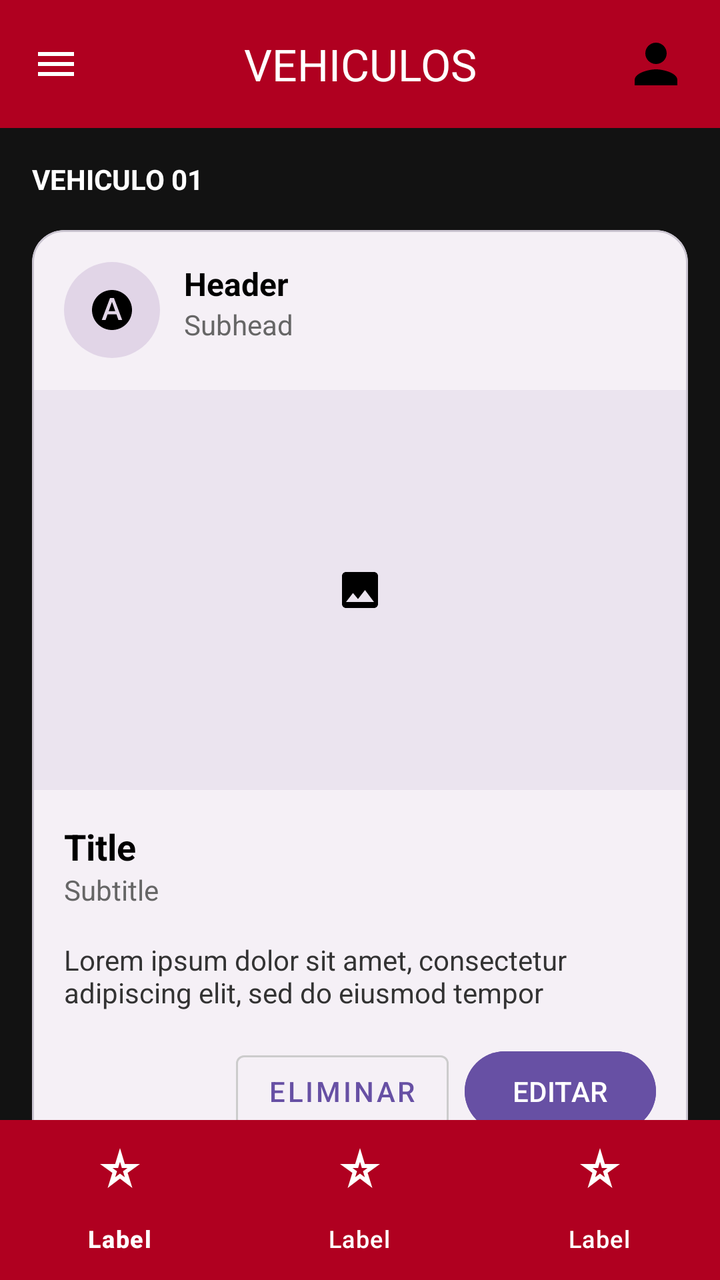
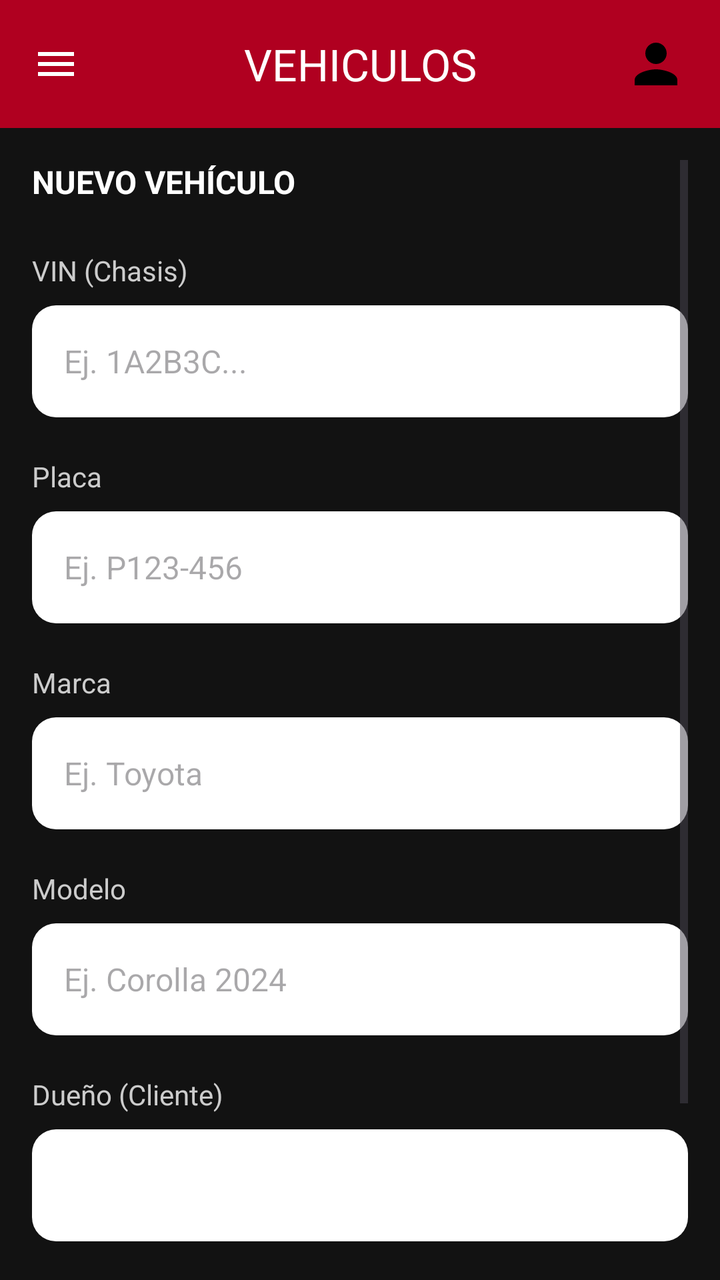

Compare the two renders of this Android layout. The source of the first and the diff that turns it into the second are given below.
<!-- AndroidManifest.xml: application theme Theme.Autotechs -->
<!-- res/layout/activity_vehiculos_crud.xml -->
<?xml version="1.0" encoding="utf-8"?>
<androidx.constraintlayout.widget.ConstraintLayout
    xmlns:android="http://schemas.android.com/apk/res/android"
    xmlns:app="http://schemas.android.com/apk/res-auto"
    android:layout_width="match_parent"
    android:layout_height="match_parent"
    android:background="#121212">

    <com.google.android.material.appbar.AppBarLayout
        android:id="@+id/appBarLayout"
        android:layout_width="match_parent"
        android:layout_height="wrap_content"
        app:layout_constraintTop_toTopOf="parent">

        <com.google.android.material.appbar.MaterialToolbar
            android:id="@+id/topAppBar"
            android:layout_width="match_parent"
            android:layout_height="?attr/actionBarSize"
            android:background="#B00020"
            app:navigationIcon="@drawable/ic_menu"
            app:navigationIconTint="@android:color/white"
            app:title="VEHICULOS"
            app:titleCentered="true"
            app:titleTextColor="@android:color/white">

            <ImageView
                android:layout_width="32dp"
                android:layout_height="32dp"
                android:layout_gravity="end"
                android:layout_marginEnd="16dp"
                android:src="@drawable/ic_profile_placeholder" />
        </com.google.android.material.appbar.MaterialToolbar>
    </com.google.android.material.appbar.AppBarLayout>

    <TextView
        android:id="@+id/tvLabelCliente"
        android:layout_width="wrap_content"
        android:layout_height="wrap_content"
        android:layout_marginStart="16dp"
        android:layout_marginTop="16dp"
        android:text="VEHICULO 01"
        android:textColor="@android:color/white"
        android:textStyle="bold"
        app:layout_constraintStart_toStartOf="parent"
        app:layout_constraintTop_toBottomOf="@id/appBarLayout" />

    <com.google.android.material.card.MaterialCardView
        android:layout_width="match_parent"
        android:layout_height="wrap_content"
        android:layout_margin="16dp"
        app:cardCornerRadius="16dp"
        app:cardBackgroundColor="#F5F0F6"
        app:layout_constraintTop_toBottomOf="@id/tvLabelCliente">

        <LinearLayout
            android:layout_width="match_parent"
            android:layout_height="wrap_content"
            android:orientation="vertical">

            <RelativeLayout
                android:layout_width="match_parent"
                android:layout_height="wrap_content"
                android:padding="16dp">

                <com.google.android.material.imageview.ShapeableImageView
                    android:id="@+id/avatar"
                    android:layout_width="48dp"
                    android:layout_height="48dp"
                    android:background="#E1D5E7"
                    android:scaleType="center"
                    android:src="@drawable/ic_letter_a"
                    app:shapeAppearanceOverlay="@style/CircleImage" />

                <LinearLayout
                    android:layout_width="wrap_content"
                    android:layout_height="wrap_content"
                    android:layout_toEndOf="@id/avatar"
                    android:layout_marginStart="12dp"
                    android:orientation="vertical">

                    <TextView
                        android:layout_width="wrap_content"
                        android:layout_height="wrap_content"
                        android:text="Header"
                        android:textColor="#000000"
                        android:textSize="16sp"
                        android:textStyle="bold" />

                    <TextView
                        android:layout_width="wrap_content"
                        android:layout_height="wrap_content"
                        android:text="Subhead"
                        android:textColor="#666666" />
                </LinearLayout>
            </RelativeLayout>

            <ImageView
                android:layout_width="match_parent"
                android:layout_height="200dp"
                android:background="#EBE4EF"
                android:scaleType="centerInside"
                android:src="@drawable/ic_shapes_placeholder" />

            <LinearLayout
                android:layout_width="match_parent"
                android:layout_height="wrap_content"
                android:padding="16dp"
                android:orientation="vertical">

                <TextView
                    android:layout_width="wrap_content"
                    android:layout_height="wrap_content"
                    android:text="Title"
                    android:textColor="#000000"
                    android:textSize="18sp"
                    android:textStyle="bold" />

                <TextView
                    android:layout_width="wrap_content"
                    android:layout_height="wrap_content"
                    android:text="Subtitle"
                    android:textColor="#666666" />

                <TextView
                    android:layout_width="match_parent"
                    android:layout_height="wrap_content"
                    android:layout_marginTop="16dp"
                    android:text="Lorem ipsum dolor sit amet, consectetur adipiscing elit, sed do eiusmod tempor"
                    android:textColor="#333333" />

                <LinearLayout
                    android:layout_width="wrap_content"
                    android:layout_height="wrap_content"
                    android:layout_gravity="end"
                    android:layout_marginTop="16dp"
                    android:orientation="horizontal">

                    <com.google.android.material.button.MaterialButton
                        style="@style/Widget.MaterialComponents.Button.OutlinedButton"
                        android:layout_width="wrap_content"
                        android:layout_height="wrap_content"
                        android:layout_marginEnd="8dp"
                        android:text="ELIMINAR"
                        android:textColor="#6750A4"
                        app:strokeColor="#CCCCCC" />

                    <com.google.android.material.button.MaterialButton
                        android:id="@+id/btnEditar"
                        android:layout_width="wrap_content"
                        android:layout_height="wrap_content"
                        android:backgroundTint="#6750A4"
                        android:text="EDITAR"
                        android:textColor="@android:color/white" />
                </LinearLayout>
            </LinearLayout>
        </LinearLayout>
    </com.google.android.material.card.MaterialCardView>

    <com.google.android.material.bottomnavigation.BottomNavigationView
        android:id="@+id/bottomNavigation"
        android:layout_width="match_parent"
        android:layout_height="wrap_content"
        android:background="#B00020"
        app:itemIconTint="@android:color/white"
        app:itemTextColor="@android:color/white"
        app:layout_constraintBottom_toBottomOf="parent"
        app:menu="@menu/bottom_nav_menu" />

</androidx.constraintlayout.widget.ConstraintLayout>
<!-- resources referenced by this layout -->
<resources>
  <!-- drawable ic_letter_a (drawable) -->
  <vector xmlns:android="http://schemas.android.com/apk/res/android" android:height="24dp" android:tint="#000000" android:viewportHeight="24" android:viewportWidth="24" android:width="24dp">
        
      <path android:fillColor="@android:color/white" android:pathData="M12.04,8.04l-0.09,0l-1.6,4.55l3.29,0z"/>
        
      <path android:fillColor="@android:color/white" android:pathData="M12,2C6.48,2 2,6.48 2,12s4.48,10 10,10s10,-4.48 10,-10S17.52,2 12,2zM15.21,17l-0.98,-2.81H9.78l-1,2.81h-1.9l4.13,-11h1.97l4.13,11H15.21z"/>
      
  </vector>
  <!-- drawable ic_menu (drawable) -->
  <vector xmlns:android="http://schemas.android.com/apk/res/android" android:height="24dp" android:tint="#000000" android:viewportHeight="24" android:viewportWidth="24" android:width="24dp">
        
      <path android:fillColor="@android:color/white" android:pathData="M3,18h18v-2L3,16v2zM3,13h18v-2L3,11v2zM3,6v2h18L21,6L3,6z"/>
      
  </vector>
  <!-- drawable ic_profile_placeholder (drawable) -->
  <vector xmlns:android="http://schemas.android.com/apk/res/android" android:height="24dp" android:tint="#000000" android:viewportHeight="24" android:viewportWidth="24" android:width="24dp">
        
      <path android:fillColor="@android:color/white" android:pathData="M12,12c2.21,0 4,-1.79 4,-4s-1.79,-4 -4,-4 -4,1.79 -4,4 1.79,4 4,4zM12,14c-2.67,0 -8,1.34 -8,4v2h16v-2c0,-2.66 -5.33,-4 -8,-4z"/>
      
  </vector>
  <!-- drawable ic_shapes_placeholder (drawable) -->
  <vector xmlns:android="http://schemas.android.com/apk/res/android" android:height="24dp" android:tint="#000000" android:viewportHeight="24" android:viewportWidth="24" android:width="24dp">
        
      <path android:fillColor="@android:color/white" android:pathData="M21,19V5c0,-1.1 -0.9,-2 -2,-2H5c-1.1,0 -2,0.9 -2,2v14c0,1.1 0.9,2 2,2h14c1.1,0 2,-0.9 2,-2zM8.5,13.5l2.5,3.01L14.5,12l4.5,6H5l3.5,-4.5z"/>
      
  </vector>
  <style name="CircleImage">
          <item name="cornerSize">50%</item>
      </style>
  <style name="Theme.Autotechs" parent="Base.Theme.Autotechs" />
  <style name="Base.Theme.Autotechs" parent="Theme.Material3.DayNight.NoActionBar">
          
          
      </style>
</resources>

<!-- the commit's change to res/layout/activity_vehiculos_crud.xml (unified diff, before → after) -->
@@ -32,138 +32,84 @@
         </com.google.android.material.appbar.MaterialToolbar>
     </com.google.android.material.appbar.AppBarLayout>
 
-    <TextView
-        android:id="@+id/tvLabelCliente"
-        android:layout_width="wrap_content"
-        android:layout_height="wrap_content"
-        android:layout_marginStart="16dp"
-        android:layout_marginTop="16dp"
-        android:text="VEHICULO 01"
-        android:textColor="@android:color/white"
-        android:textStyle="bold"
-        app:layout_constraintStart_toStartOf="parent"
-        app:layout_constraintTop_toBottomOf="@id/appBarLayout" />
-
-    <com.google.android.material.card.MaterialCardView
+    <ScrollView
         android:layout_width="match_parent"
-        android:layout_height="wrap_content"
-        android:layout_margin="16dp"
-        app:cardCornerRadius="16dp"
-        app:cardBackgroundColor="#F5F0F6"
-        app:layout_constraintTop_toBottomOf="@id/tvLabelCliente">
+        android:layout_height="0dp"
+        android:paddingHorizontal="16dp"
+        android:paddingTop="16dp"
+        app:layout_constraintTop_toBottomOf="@id/appBarLayout"
+        app:layout_constraintBottom_toBottomOf="parent">
 
         <LinearLayout
             android:layout_width="match_parent"
             android:layout_height="wrap_content"
             android:orientation="vertical">
 
-            <RelativeLayout
+            <TextView
+                android:layout_width="wrap_content"
+                android:layout_height="wrap_content"
+                android:layout_marginBottom="24dp"
+                android:text="NUEVO VEHÍCULO"
+                android:textColor="@android:color/white"
+                android:textSize="16sp"
+                android:textStyle="bold" />
+
+            <TextView
+                style="@style/InputFieldLabelStyle"
+                android:text="VIN (Chasis)" />
+            <com.google.android.material.textfield.TextInputEditText
+                android:id="@+id/etVin"
+                style="@style/InputFieldStyle"
+                android:hint="Ej. 1A2B3C..." />
+
+            <TextView
+                style="@style/InputFieldLabelStyle"
+                android:text="Placa" />
+            <com.google.android.material.textfield.TextInputEditText
+                android:id="@+id/etPlaca"
+                style="@style/InputFieldStyle"
+                android:hint="Ej. P123-456" />
+
+            <TextView
+                style="@style/InputFieldLabelStyle"
+                android:text="Marca" />
+            <com.google.android.material.textfield.TextInputEditText
+                android:id="@+id/etMarca"
+                style="@style/InputFieldStyle"
+                android:hint="Ej. Toyota" />
+
+            <TextView
+                style="@style/InputFieldLabelStyle"
+                android:text="Modelo" />
+            <com.google.android.material.textfield.TextInputEditText
+                android:id="@+id/etModelo"
+                style="@style/InputFieldStyle"
+                android:hint="Ej. Corolla 2024" />
+
+            <TextView
+                style="@style/InputFieldLabelStyle"
+                android:text="Dueño (Cliente)" />
+            <Spinner
+                android:id="@+id/spClientes"
+                android:layout_width="match_parent"
+                android:layout_height="56dp"
+                android:layout_marginBottom="16dp"
+                android:background="@drawable/rounded_input_bg"
+                android:padding="8dp" />
+
+            <View
+                android:layout_width="match_parent"
+                android:layout_height="32dp" />
+
+            <com.google.android.material.button.MaterialButton
+                android:id="@+id/btnGuardar"
+                style="@style/SolidActionButtonStyle"
                 android:layout_width="match_parent"
                 android:layout_height="wrap_content"
-                android:padding="16dp">
+                android:layout_marginBottom="24dp"
+                android:text="GUARDAR VEHÍCULO" />
 
-                <com.google.android.material.imageview.ShapeableImageView
-                    android:id="@+id/avatar"
-                    android:layout_width="48dp"
-                    android:layout_height="48dp"
-                    android:background="#E1D5E7"
-                    android:scaleType="center"
-                    android:src="@drawable/ic_letter_a"
-                    app:shapeAppearanceOverlay="@style/CircleImage" />
-
-                <LinearLayout
-                    android:layout_width="wrap_content"
-                    android:layout_height="wrap_content"
-                    android:layout_toEndOf="@id/avatar"
-                    android:layout_marginStart="12dp"
-                    android:orientation="vertical">
-
-                    <TextView
-                        android:layout_width="wrap_content"
-                        android:layout_height="wrap_content"
-                        android:text="Header"
-                        android:textColor="#000000"
-                        android:textSize="16sp"
-                        android:textStyle="bold" />
-
-                    <TextView
-                        android:layout_width="wrap_content"
-                        android:layout_height="wrap_content"
-                        android:text="Subhead"
-                        android:textColor="#666666" />
-                </LinearLayout>
-            </RelativeLayout>
-
-            <ImageView
-                android:layout_width="match_parent"
-                android:layout_height="200dp"
-                android:background="#EBE4EF"
-                android:scaleType="centerInside"
-                android:src="@drawable/ic_shapes_placeholder" />
-
-            <LinearLayout
-                android:layout_width="match_parent"
-                android:layout_height="wrap_content"
-                android:padding="16dp"
-                android:orientation="vertical">
-
-                <TextView
-                    android:layout_width="wrap_content"
-                    android:layout_height="wrap_content"
-                    android:text="Title"
-                    android:textColor="#000000"
-                    android:textSize="18sp"
-                    android:textStyle="bold" />
-
-                <TextView
-                    android:layout_width="wrap_content"
-                    android:layout_height="wrap_content"
-                    android:text="Subtitle"
-                    android:textColor="#666666" />
-
-                <TextView
-                    android:layout_width="match_parent"
-                    android:layout_height="wrap_content"
-                    android:layout_marginTop="16dp"
-                    android:text="Lorem ipsum dolor sit amet, consectetur adipiscing elit, sed do eiusmod tempor"
-                    android:textColor="#333333" />
-
-                <LinearLayout
-                    android:layout_width="wrap_content"
-                    android:layout_height="wrap_content"
-                    android:layout_gravity="end"
-                    android:layout_marginTop="16dp"
-                    android:orientation="horizontal">
-
-                    <com.google.android.material.button.MaterialButton
-                        style="@style/Widget.MaterialComponents.Button.OutlinedButton"
-                        android:layout_width="wrap_content"
-                        android:layout_height="wrap_content"
-                        android:layout_marginEnd="8dp"
-                        android:text="ELIMINAR"
-                        android:textColor="#6750A4"
-                        app:strokeColor="#CCCCCC" />
-
-                    <com.google.android.material.button.MaterialButton
-                        android:id="@+id/btnEditar"
-                        android:layout_width="wrap_content"
-                        android:layout_height="wrap_content"
-                        android:backgroundTint="#6750A4"
-                        android:text="EDITAR"
-                        android:textColor="@android:color/white" />
-                </LinearLayout>
-            </LinearLayout>
         </LinearLayout>
-    </com.google.android.material.card.MaterialCardView>
-
-    <com.google.android.material.bottomnavigation.BottomNavigationView
-        android:id="@+id/bottomNavigation"
-        android:layout_width="match_parent"
-        android:layout_height="wrap_content"
-        android:background="#B00020"
-        app:itemIconTint="@android:color/white"
-        app:itemTextColor="@android:color/white"
-        app:layout_constraintBottom_toBottomOf="parent"
-        app:menu="@menu/bottom_nav_menu" />
+    </ScrollView>
 
 </androidx.constraintlayout.widget.ConstraintLayout>
<!-- resource entries referenced after the edit -->
@@ -1,13 +1,5 @@
 <!-- resources referenced by this layout -->
 <resources>
-  <!-- drawable ic_letter_a (drawable) -->
-  <vector xmlns:android="http://schemas.android.com/apk/res/android" android:height="24dp" android:tint="#000000" android:viewportHeight="24" android:viewportWidth="24" android:width="24dp">
-        
-      <path android:fillColor="@android:color/white" android:pathData="M12.04,8.04l-0.09,0l-1.6,4.55l3.29,0z"/>
-        
-      <path android:fillColor="@android:color/white" android:pathData="M12,2C6.48,2 2,6.48 2,12s4.48,10 10,10s10,-4.48 10,-10S17.52,2 12,2zM15.21,17l-0.98,-2.81H9.78l-1,2.81h-1.9l4.13,-11h1.97l4.13,11H15.21z"/>
-      
-  </vector>
   <!-- drawable ic_menu (drawable) -->
   <vector xmlns:android="http://schemas.android.com/apk/res/android" android:height="24dp" android:tint="#000000" android:viewportHeight="24" android:viewportWidth="24" android:width="24dp">
         
@@ -20,16 +12,49 @@
       <path android:fillColor="@android:color/white" android:pathData="M12,12c2.21,0 4,-1.79 4,-4s-1.79,-4 -4,-4 -4,1.79 -4,4 1.79,4 4,4zM12,14c-2.67,0 -8,1.34 -8,4v2h16v-2c0,-2.66 -5.33,-4 -8,-4z"/>
       
   </vector>
-  <!-- drawable ic_shapes_placeholder (drawable) -->
-  <vector xmlns:android="http://schemas.android.com/apk/res/android" android:height="24dp" android:tint="#000000" android:viewportHeight="24" android:viewportWidth="24" android:width="24dp">
-        
-      <path android:fillColor="@android:color/white" android:pathData="M21,19V5c0,-1.1 -0.9,-2 -2,-2H5c-1.1,0 -2,0.9 -2,2v14c0,1.1 0.9,2 2,2h14c1.1,0 2,-0.9 2,-2zM8.5,13.5l2.5,3.01L14.5,12l4.5,6H5l3.5,-4.5z"/>
-      
-  </vector>
-  <style name="CircleImage">
-          <item name="cornerSize">50%</item>
+  <!-- drawable rounded_input_bg (drawable) -->
+  <?xml version="1.0" encoding="utf-8"?>
+  <shape xmlns:android="http://schemas.android.com/apk/res/android">
+      <solid android:color="@android:color/white" />
+      <corners android:radius="12dp" />
+  </shape>
+  <style name="InputFieldLabelStyle">
+          <item name="android:layout_width">wrap_content</item>
+          <item name="android:layout_height">wrap_content</item>
+          <item name="android:layout_marginBottom">8dp</item>
+          <item name="android:textColor">#CCCCCC</item>
+          <item name="android:textSize">14sp</item>
+      </style>
+  <style name="InputFieldStyle">
+          <item name="android:layout_width">match_parent</item>
+          <item name="android:layout_height">56dp</item>
+          <item name="android:layout_marginBottom">20dp</item>
+          <item name="android:background">@drawable/bg_input_field</item>
+          <item name="android:paddingLeft">16dp</item>
+          <item name="android:paddingRight">16dp</item>
+          <item name="android:textColor">#000000</item>
+          <item name="android:textSize">16sp</item>
+      </style>
+  <style name="SolidActionButtonStyle" parent="BaseActionButtonStyle">
+          <item name="backgroundTint">#6750A4</item>
       </style>
   <style name="Theme.Autotechs" parent="Base.Theme.Autotechs" />
+  <!-- drawable bg_input_field (drawable) -->
+  <?xml version="1.0" encoding="utf-8"?>
+  <shape xmlns:android="http://schemas.android.com/apk/res/android">
+      <solid android:color="@android:color/white" />
+      <corners android:radius="12dp" />
+  </shape>
+  <style name="BaseActionButtonStyle" parent="Widget.MaterialComponents.Button.UnelevatedButton">
+          <item name="android:layout_width">wrap_content</item>
+          <item name="android:layout_height">wrap_content</item>
+          <item name="android:paddingLeft">24dp</item>
+          <item name="android:paddingRight">24dp</item>
+          <item name="android:paddingTop">12dp</item>
+          <item name="android:paddingBottom">12dp</item>
+          <item name="android:textColor">@android:color/white</item>
+          <item name="cornerSize">24dp</item>
+      </style>
   <style name="Base.Theme.Autotechs" parent="Theme.Material3.DayNight.NoActionBar">
           
           
